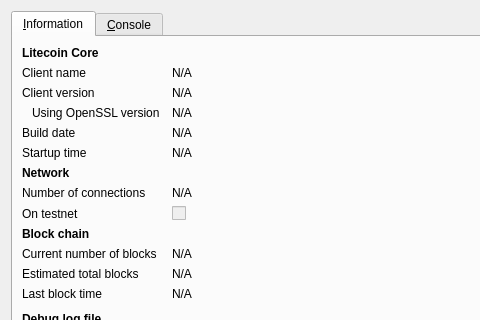
Qt form src/qt/forms/rpcconsole.ui (proyecto-chaucha/chauchera-old) before a commit; both pictures show x 0 to 480 and y 0 to 320 of the 740 by 450 pixel window.
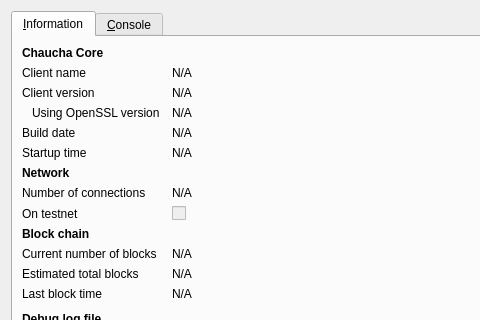
The same form after that commit. Icons and pictures are not drawn.

Diff of the .ui file:
```diff
--- a/src/qt/forms/rpcconsole.ui
+++ b/src/qt/forms/rpcconsole.ui
@@ -36,7 +36,7 @@
           </font>
          </property>
          <property name="text">
-          <string>Litecoin Core</string>
+          <string>Chaucha Core</string>
          </property>
         </widget>
        </item>
```
Left out of the diff: 6 changed lines with no effect on the pictures.
